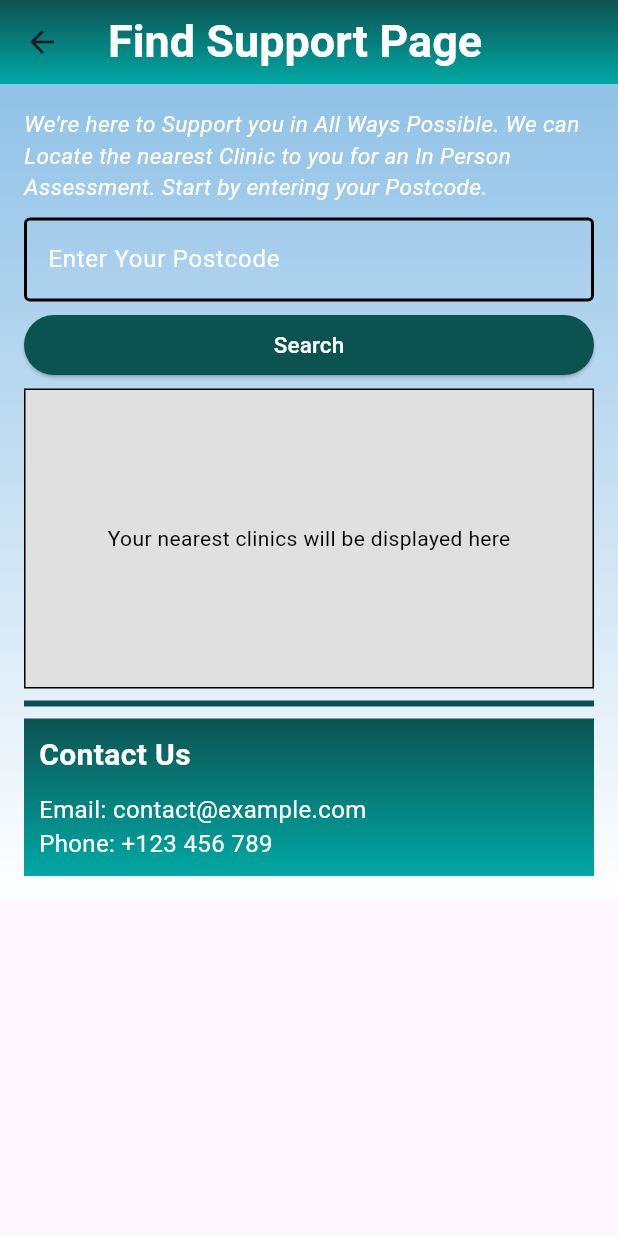
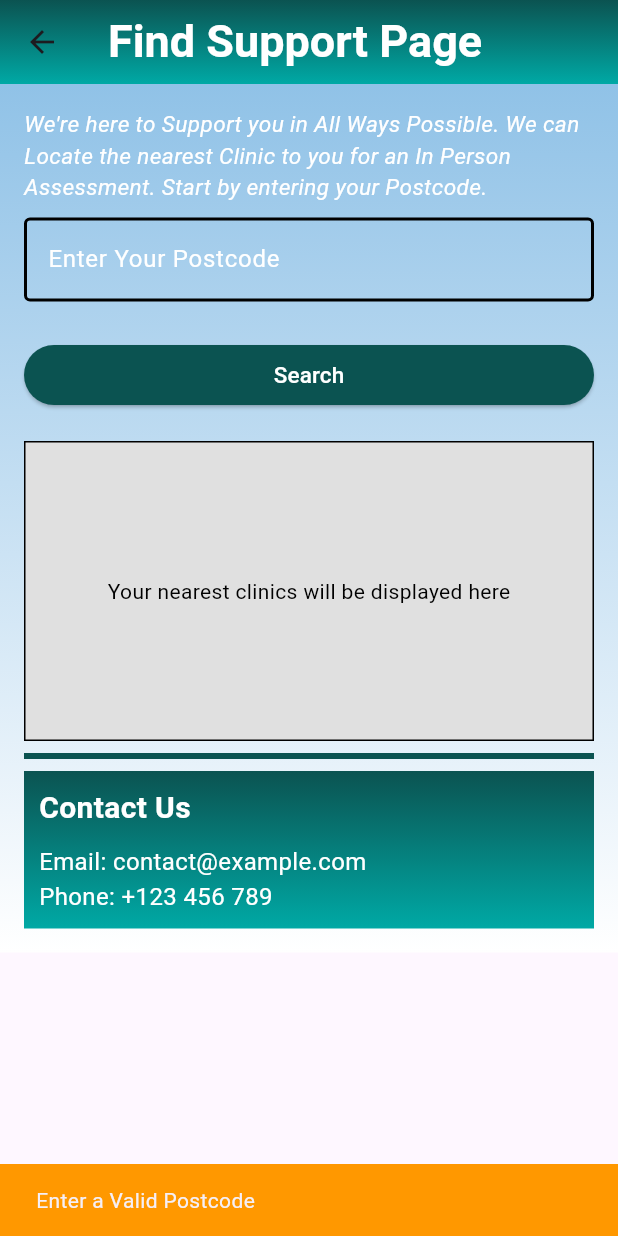
Before and after one commit to shubz0/ElarosB, a Flutter app: the FindSupportPage screen opened directly, after a tap on "Search", on a phone screen of 412 x 824 dp. Run offline on Flutter 3.47's test engine with Material 3 defaults, Android fonts, the phone set to English and light mode, and no system bars; our stand-ins replace cloud_firestore, firebase_auth, firebase_core, fl_chart, pedometer; accounts and stored records are empty.

Commit message:
Location Search Error Handling

```diff
--- a/lib/find_support.dart
+++ b/lib/find_support.dart
@@ -4,6 +4,7 @@ import 'models/LocationModel.dart';
 import 'package:flutter/material.dart';
 import 'dart:convert';
 import 'package:http/http.dart' as http;
+import 'package:flutter/services.dart';
 
 class FindSupportPage extends StatefulWidget {
   @override
@@ -34,6 +35,40 @@ class _FindSupportPageState extends State<FindSupportPage> {
   List<Location> _sortedLocations = [];
 
   int? _selectedIndex;
+
+  final postcodeRegExp = RegExp(
+    r'^(([A-Z]{1,2}\d{0,2})|([A-Z]{1,2}\d{0,2}[A-Z]?)|([A-Z]{1,2}\d{0,2}[A-Z]?\s?\d{0,1}[A-Z]{0,2}))$',
+    caseSensitive: false,
+  );
+
+  void showSuccessMessage() {
+    final snackBar = SnackBar(
+      content: Text('Success! Press a Clinic name for Directions'),
+      duration: Duration(seconds: 4),
+      backgroundColor: Colors.green,
+    );
+    ScaffoldMessenger.of(context).showSnackBar(snackBar);
+  }
+
+  void noLocationsFoundMessage() {
+    final snackBar = SnackBar(
+      content: Text('No Locations Found'),
+      duration: Duration(seconds: 3),
+      backgroundColor: Colors.red,
+    );
+    ScaffoldMessenger.of(context).showSnackBar(snackBar);
+  }
+
+  void showEmptyTextFieldMessage() {
+    final snackBar = SnackBar(
+      content: Text('Enter a Valid Postcode'),
+      duration: Duration(seconds: 3),
+      backgroundColor: Colors.orange,
+    );
+    ScaffoldMessenger.of(context).showSnackBar(snackBar);
+  }
+
+  String _helperText = '';
 
   @override
   Widget build(BuildContext context) {
@@ -98,6 +133,7 @@ class _FindSupportPageState extends State<FindSupportPage> {
                     SizedBox(height: 10),
                     TextField(
                         controller: _controller,
+                        keyboardType: TextInputType.text,
                         decoration: InputDecoration(
                           labelText: "Enter Your Postcode",
                           labelStyle: TextStyle(
@@ -115,8 +151,24 @@ class _FindSupportPageState extends State<FindSupportPage> {
                             borderSide:
                                 BorderSide(color: Colors.black, width: 2.0),
                           ),
+                          helperText: _helperText,
+                          helperStyle: TextStyle(color: Colors.grey),
                         ),
-                    ),
+                        onChanged: (value) {
+                          setState(() {
+                            if (value.isNotEmpty &&
+                                RegExp(r'^\d').hasMatch(value)) {
+                              _helperText =
+                                  'Postcode Cannot Start with a number';
+                            } else if (!postcodeRegExp.hasMatch(value) &&
+                                value.isNotEmpty) {
+                              _helperText =
+                                  'Invalid Format! Must be AA12 3AA or AA123AA';
+                            } else {
+                              _helperText = '';
+                            }
+                          });
+                        }),
                     SizedBox(height: 5),
                     ElevatedButton(
                       onPressed: _searchLocations,
@@ -137,7 +189,7 @@ class _FindSupportPageState extends State<FindSupportPage> {
                             return Colors.white; //default color of text in btn
                           })),
                     ),
-                    SizedBox(height: 5), //padding below the search btn
+                    SizedBox(height: 20), //padding below the search btn
 
                     Container(
                         constraints: BoxConstraints(minHeight: 200),
@@ -210,7 +262,6 @@ class _FindSupportPageState extends State<FindSupportPage> {
                             Color.fromARGB(255, 11, 83, 81),
                             Color.fromARGB(255, 0, 169, 165)
                           ])),
-                      //      color: Color(0xff3C5C6C),
                       child: Column(
                         crossAxisAlignment: CrossAxisAlignment.start,
                         children: [
@@ -248,14 +299,14 @@ class _FindSupportPageState extends State<FindSupportPage> {
     final String postcode = _controller.text.trim();
 
     if (postcode.isEmpty) {
-      print("error");
+      showEmptyTextFieldMessage();
       return;
     }
 
     try {
       final userCoords = await geocodePostcode(
           postcode, 'AIzaSyD7_jakGIgJ7hGIq-OTiHpXoK_QYcb0m_I');
-      List<Location> locations = await fetchLocations();
+      final List<Location> locations = await fetchLocations();
 
       print("Fetched ${locations.length} locations");
 
@@ -278,14 +329,15 @@ class _FindSupportPageState extends State<FindSupportPage> {
 
       locations.sort((a, b) => a.distance.compareTo(b.distance));
       setState(() {
-        //  _sortedLocations = [
-        //    Location(
-        //        name: "Test 1", latitude: 0.0, longitude: 0.0, distance: 1.0),
-        //    Location(
-        //        name: "Test 2", latitude: 0.0, longitude: 0.0, distance: 1.0),
-        //  ];
         _sortedLocations = locations;
       });
+
+      if (locations.isNotEmpty) {
+        showSuccessMessage();
+      } else {
+        noLocationsFoundMessage();
+        return;
+      }
     } catch (e) {
       print("Error Processing Search: $e");
     }
```
Lines whose indentation alone changed are shown as unchanged.
